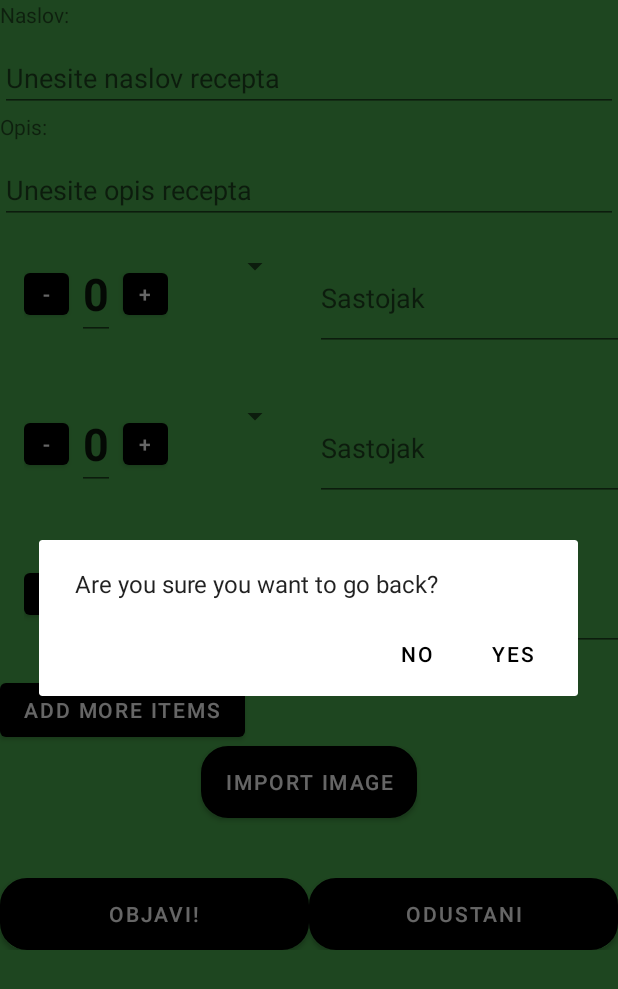
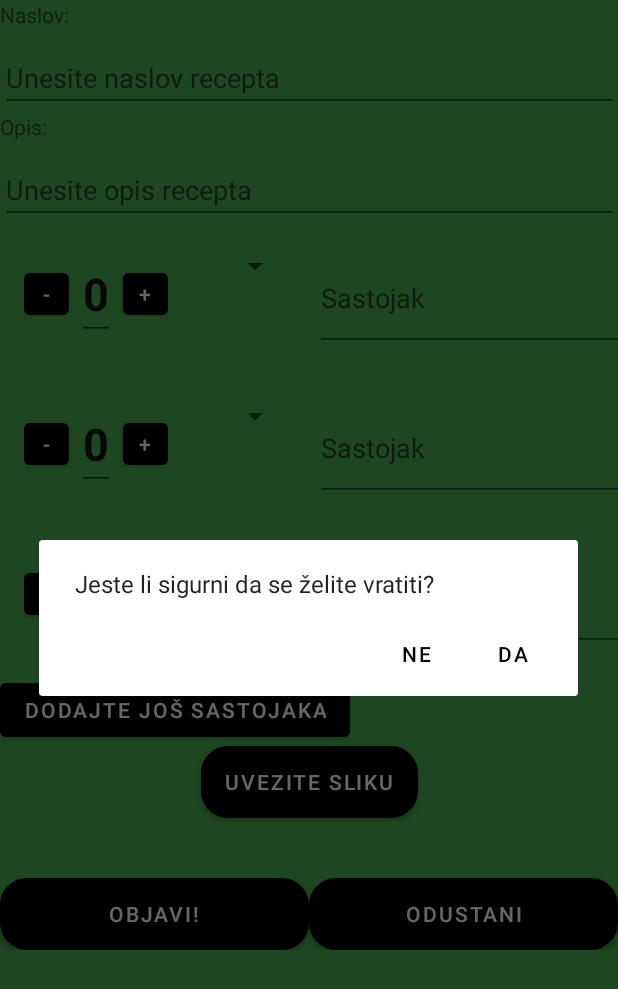
Before and after one commit to dvicanajdinovic/CookBook, an Android app: the AddRecipeFragment screen opened through its navigation route, after a tap on "ODUSTANI", on a phone screen of 412 x 824 dp. Shown: the top 989 px of the screen. Run offline under Robolectric (Android 15) with nearby library versions, the phone set to English and light mode, and no system bars; our stand-ins replace Firebase (no records; nobody signed in at launch, a user with empty details on screens opened directly), navigation-ui.

```diff
--- a/app/src/main/java/rma/projekt/cookbook/ui/AddRecipeFragment.kt
+++ b/app/src/main/java/rma/projekt/cookbook/ui/AddRecipeFragment.kt
@@ -113,11 +113,11 @@ class AddRecipeFragment : Fragment() {
 
     private fun showLogoutConfirmationDialog() {
         AlertDialog.Builder(requireContext())
-            .setMessage("Are you sure you want to go back?")
-            .setPositiveButton("Yes") { _, _ ->
+            .setMessage("Jeste li sigurni da se želite vratiti?")
+            .setPositiveButton("Da") { _, _ ->
                 goBack()
             }
-            .setNegativeButton("No", null)
+            .setNegativeButton("Ne", null)
             .show()
     }
 
--- a/app/src/main/java/rma/projekt/cookbook/ui/HomeFragment.kt
+++ b/app/src/main/java/rma/projekt/cookbook/ui/HomeFragment.kt
@@ -93,11 +93,11 @@ class HomeFragment : Fragment() {
 
     private fun showLogoutConfirmationDialog() {
         AlertDialog.Builder(requireContext())
-            .setMessage("Are you sure you want to logout?")
-            .setPositiveButton("Yes") { _, _ ->
+            .setMessage("Jeste li sigurni da se želite odjaviti?")
+            .setPositiveButton("Da") { _, _ ->
                 logout()
             }
-            .setNegativeButton("No", null)
+            .setNegativeButton("Ne", null)
             .show()
     }
 
--- a/app/src/main/java/rma/projekt/cookbook/ui/auth/RecoverAccountFragment.kt
+++ b/app/src/main/java/rma/projekt/cookbook/ui/auth/RecoverAccountFragment.kt
@@ -25,6 +25,12 @@ class RecoverAccountFragment : Fragment() {
         savedInstanceState: Bundle?
     ): View? {
         _binding = FragmentRecoverAccountBinding.inflate(layoutInflater, container, false)
+
+        binding.toolbar.setOnClickListener{
+            // return to previous fragment
+            findNavController().popBackStack()
+        }
+
         return binding.root
     }
 
--- a/app/src/main/res/layout/fragment_add_recipe.xml
+++ b/app/src/main/res/layout/fragment_add_recipe.xml
@@ -95,7 +95,7 @@
                 android:id="@+id/expand_list"
                 android:layout_width="wrap_content"
                 android:layout_height="wrap_content"
-                android:text="Add More Items"/>
+                android:text="Dodajte još sastojaka"/>
         </LinearLayout>
 
         <!-- Button to import image from gallery -->
@@ -103,7 +103,7 @@
             android:id="@+id/btnImportImage"
             android:layout_width="wrap_content"
             android:layout_height="wrap_content"
-            android:text="Import Image"
+            android:text="Uvezite sliku"
             android:layout_marginTop="20dp"
             android:background="@drawable/button_background"
             app:layout_constraintTop_toBottomOf="@id/editOpis"
--- a/app/src/main/res/layout/item.xml
+++ b/app/src/main/res/layout/item.xml
@@ -33,7 +33,7 @@
             <TextView
                 android:layout_width="wrap_content"
                 android:layout_height="wrap_content"
-                android:text="Title: "
+                android:text="Naslov: "
                 android:textColor="@color/black"
                 android:textSize="26sp"
                 android:textStyle="bold" />
@@ -73,7 +73,7 @@
             <TextView
                 android:layout_width="wrap_content"
                 android:layout_height="wrap_content"
-                android:text="Rating: "
+                android:text="Ocjena: "
                 android:textColor="@color/black"
                 android:textSize="26sp"
                 android:textStyle="bold" />
--- a/app/src/main/res/layout/item_posts.xml
+++ b/app/src/main/res/layout/item_posts.xml
@@ -31,7 +31,7 @@
             <TextView
                 android:layout_width="wrap_content"
                 android:layout_height="wrap_content"
-                android:text="Title: "
+                android:text="Naslov: "
                 android:textColor="@color/black"
                 android:textSize="26sp"
                 android:textStyle="bold" />
@@ -55,7 +55,7 @@
                 <TextView
                     android:layout_width="wrap_content"
                     android:layout_height="wrap_content"
-                    android:text="Rating: "
+                    android:text="Ocjena: "
                     android:textColor="@color/black"
                     android:textSize="26sp"
                     android:textStyle="bold" />
```
Also changed, not shown: app/src/main/java/rma/projekt/cookbook/ui/auth/RegisterFragment.kt (+9 -2 lines), app/src/main/res/layout/fragment_home.xml (+17 -17 lines), app/src/main/res/layout/fragment_recipe_detail.xml (+4 -4 lines), app/src/main/res/layout/fragment_register.xml (+1 -11 lines).
